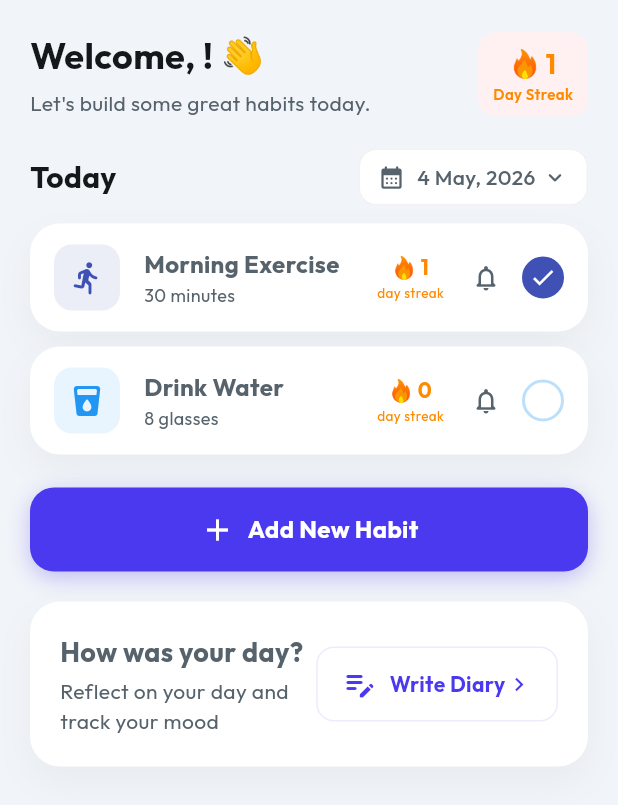
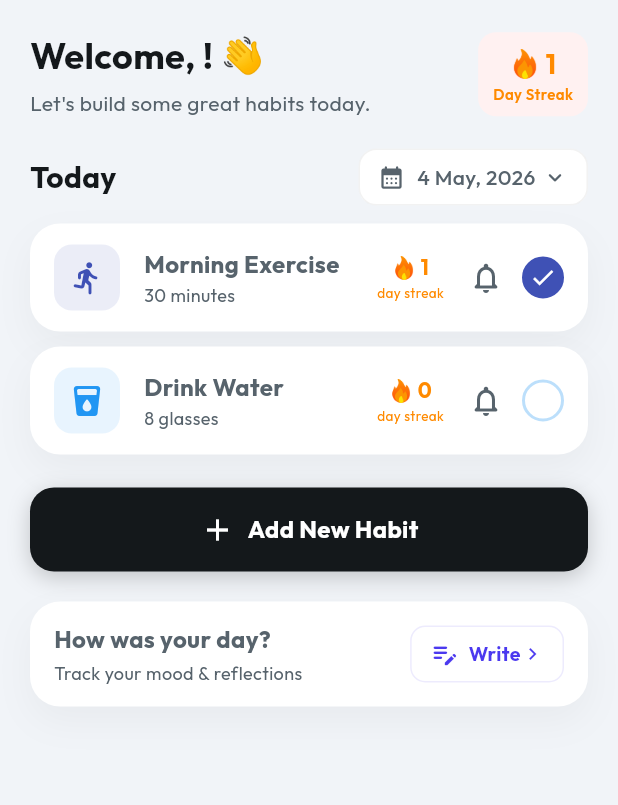
Before and after one commit to SurajChaurasia84/Level-Up, a Flutter app: the HomeScreen screen opened directly, on a phone screen of 412 x 824 dp. Shown: the top 805 px of the screen. Run offline on Flutter 3.47's test engine with Material 3 defaults, Android fonts, the phone set to English and light mode, and no system bars; our stand-ins replace google_fonts, image_cropper, image_picker, shared_preferences; accounts and stored records are empty.

Commit message:
feat: update Home UI and habit card with improved interactions

```diff
--- a/lib/screens/home_screen.dart
+++ b/lib/screens/home_screen.dart
@@ -219,11 +219,11 @@ class _HomeScreenState extends State<HomeScreen> {
         width: double.infinity,
         height: 56,
         decoration: BoxDecoration(
-          color: AppTheme.primaryColor,
+          color: const Color(0xFF14181B),
           borderRadius: BorderRadius.circular(16),
           boxShadow: [
             BoxShadow(
-              color: AppTheme.primaryColor.withOpacity(0.3),
+              color: Colors.black.withOpacity(0.2),
               blurRadius: 12,
               offset: const Offset(0, 4),
             ),
@@ -246,7 +246,7 @@ class _HomeScreenState extends State<HomeScreen> {
 
   Widget _buildDiarySection() {
     return Container(
-      padding: const EdgeInsets.all(20),
+      padding: const EdgeInsets.symmetric(horizontal: 16, vertical: 14),
       decoration: AppTheme.premiumCardDecoration,
       child: Row(
         children: [
@@ -254,24 +254,24 @@ class _HomeScreenState extends State<HomeScreen> {
             child: Column(
               crossAxisAlignment: CrossAxisAlignment.start,
               children: [
-                const Text("How was your day?", style: TextStyle(fontSize: 18, fontWeight: FontWeight.bold)),
-                const SizedBox(height: 4),
-                Text("Reflect on your day and track your mood", style: TextStyle(color: AppTheme.subtitleColor)),
+                const Text("How was your day?", style: TextStyle(fontSize: 16, fontWeight: FontWeight.bold)),
+                const SizedBox(height: 2),
+                Text("Track your mood & reflections", style: TextStyle(color: AppTheme.subtitleColor, fontSize: 12)),
               ],
             ),
           ),
           Container(
-            padding: const EdgeInsets.symmetric(horizontal: 16, vertical: 12),
+            padding: const EdgeInsets.symmetric(horizontal: 12, vertical: 8),
             decoration: BoxDecoration(
               border: Border.all(color: AppTheme.primaryColor.withOpacity(0.1)),
-              borderRadius: BorderRadius.circular(12),
+              borderRadius: BorderRadius.circular(10),
             ),
             child: const Row(
               children: [
-                Icon(Icons.edit_note_rounded, color: AppTheme.primaryColor),
-                SizedBox(width: 8),
-                Text("Write Diary", style: TextStyle(color: AppTheme.primaryColor, fontWeight: FontWeight.bold)),
-                Icon(Icons.chevron_right, color: AppTheme.primaryColor, size: 18),
+                Icon(Icons.edit_note_rounded, color: AppTheme.primaryColor, size: 20),
+                SizedBox(width: 6),
+                Text("Write", style: TextStyle(color: AppTheme.primaryColor, fontWeight: FontWeight.bold, fontSize: 13)),
+                Icon(Icons.chevron_right, color: AppTheme.primaryColor, size: 16),
               ],
             ),
           ),
--- a/lib/widgets/habit_card.dart
+++ b/lib/widgets/habit_card.dart
@@ -94,7 +94,7 @@ class HabitCard extends StatelessWidget {
                 ),
               );
             },
-            icon: Icon(Icons.notifications_none_rounded, color: AppTheme.subtitleColor, size: 20),
+            icon: Icon(Icons.notifications_none_rounded, color: AppTheme.subtitleColor, size: 24),
           ),
           GestureDetector(
             onTap: () {
```
